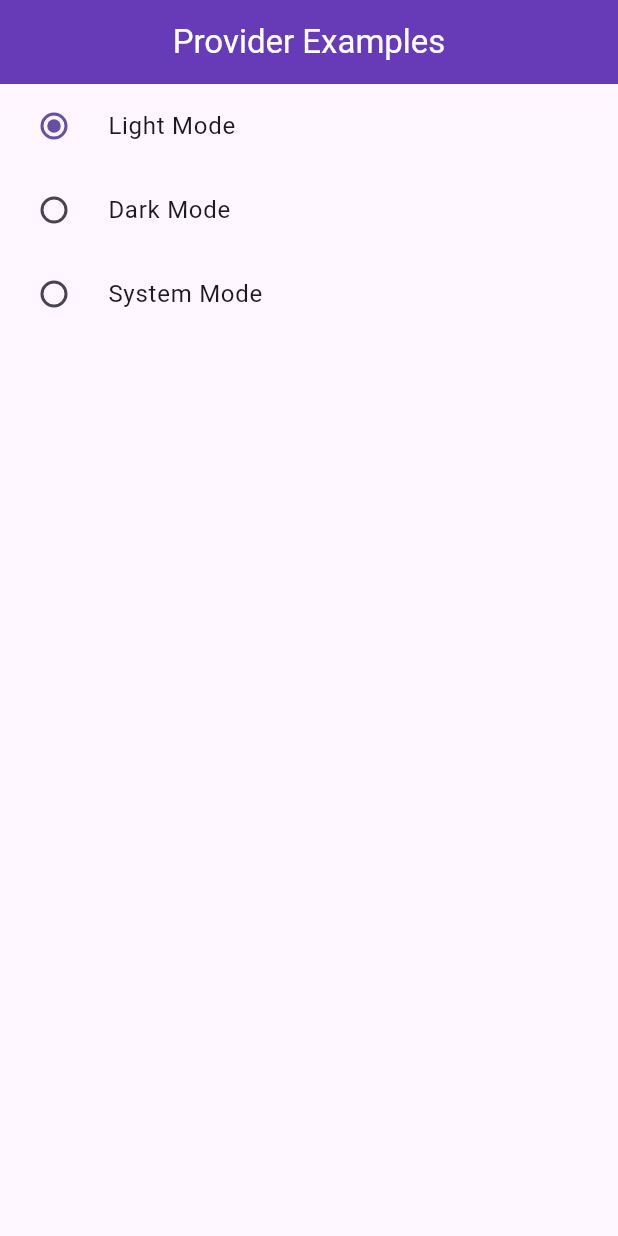
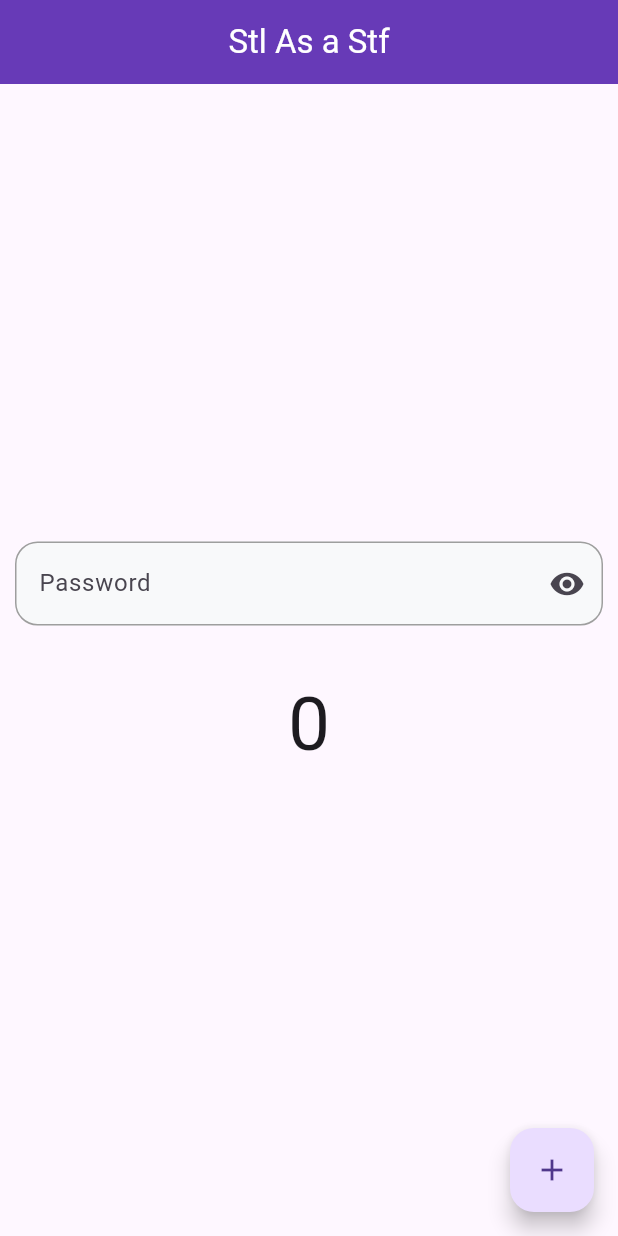
Before and after one commit to NasirKhan05/Provider-Example, a Flutter app: the screen it shows after launch, on a phone screen of 412 x 824 dp. Run offline on Flutter 3.47's test engine with Material 3 defaults, Android fonts, the phone set to English and light mode, and no system bars.

```diff
--- a/lib/main.dart
+++ b/lib/main.dart
@@ -6,6 +6,7 @@ import 'package:provider_example/provider/theme_changer_provider.dart';
 import 'package:provider_example/screen/count_example.dart';
 import 'package:provider_example/screen/dark_theme.dart';
 import 'package:provider_example/screen/example_one.dart';
+import 'package:provider_example/screen/notify_listner.dart';
 
 void main() {
   runApp(const MyApp());
@@ -45,7 +46,7 @@ class MyApp extends StatelessWidget {
                 foregroundColor: Colors.white
               )
             ),
-            home: DarkTheme(),
+            home: NotifyListner(),
           );
         }));
   }
--- /dev/null
+++ b/lib/screen/notify_listner.dart
@@ -0,0 +1,71 @@
+import 'package:flutter/material.dart';
+
+class NotifyListner extends StatelessWidget {
+  NotifyListner({super.key});
+  ValueNotifier<int> _counter = ValueNotifier<int>(0);
+  ValueNotifier<bool> toggle = ValueNotifier<bool>(false);
+
+  @override
+  Widget build(BuildContext context) {
+    print('Build');
+    return Scaffold(
+      appBar: AppBar(
+        title: Text('Stl As a Stf'),
+        centerTitle: true,
+      ),
+      body: Column(
+        mainAxisAlignment: MainAxisAlignment.center,
+        crossAxisAlignment: CrossAxisAlignment.center,
+        children: [
+          ValueListenableBuilder(
+              valueListenable: toggle,
+              builder: (context, value, child){
+                return Padding(
+                  padding: const EdgeInsets.symmetric(horizontal: 10),
+                  child: TextFormField(
+                    obscureText: toggle.value,
+                    decoration: InputDecoration(
+                      hintText: 'Password',
+                      filled: true,
+                      fillColor: Color(0xffF8F9FA),
+                      suffixIcon: InkWell(
+                        onTap: (){
+                          toggle.value = !toggle.value;
+                        },
+                          child: Icon(toggle.value ? Icons.visibility_off_outlined : Icons.visibility)),
+                      focusedBorder: OutlineInputBorder(
+                        borderSide: BorderSide(color: Colors.grey, width: 0.5),
+                        borderRadius: BorderRadius.circular(15)
+
+                      ),
+                      enabledBorder: OutlineInputBorder(
+                          borderSide: BorderSide(color: Colors.grey),
+                          borderRadius: BorderRadius.circular(15),
+                      )
+                    ),
+                  ),
+                );
+              }
+          ),
+          SizedBox(height: 30,),
+          Center(
+            child: ValueListenableBuilder(
+                valueListenable: _counter,
+                builder: (context, value, child) {
+                  return Text(
+                    _counter.value.toString(),
+                    style: TextStyle(fontSize: 50),
+                  );
+                }),
+          ),
+        ],
+      ),
+      floatingActionButton: FloatingActionButton(
+          onPressed: (){
+            _counter.value++;
+          },
+        child: Icon(Icons.add),
+      ),
+    );
+  }
+}
```
